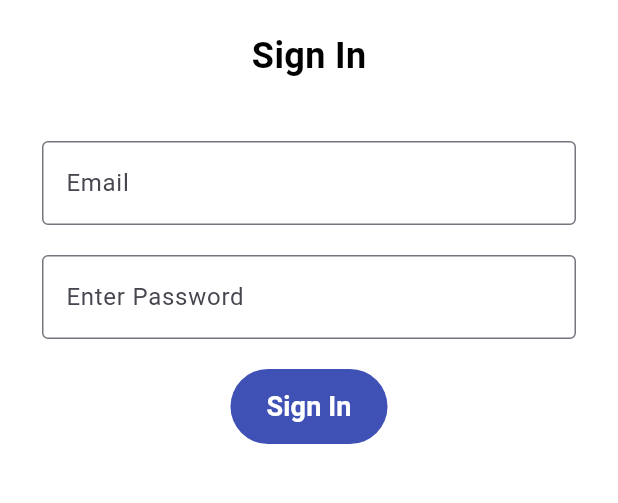
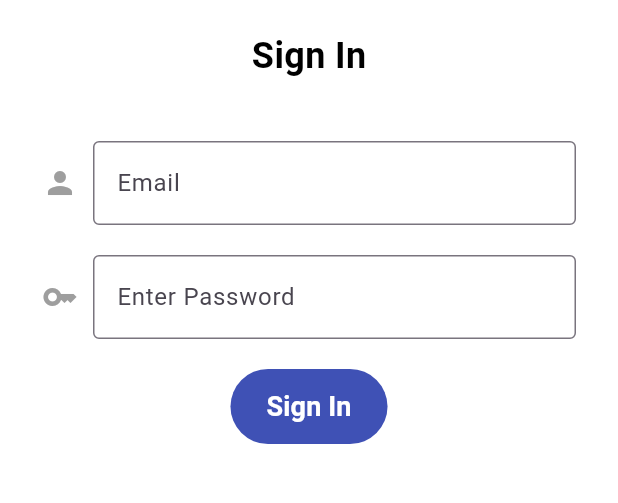
Before and after one commit to SupriaSubburaj/lifestyle, a Flutter app: the screen it shows after launch, on a phone screen of 412 x 824 dp, the part 396-899 px from its top. Run offline on Flutter 3.47's test engine with Material 3 defaults, Android fonts, the phone set to English and light mode, and no system bars; Roboto replaces fonts that are missing (Poppins).

Commit message:
icon color change in login page aded

```diff
--- a/cipra_ai_project/lib/login.dart
+++ b/cipra_ai_project/lib/login.dart
@@ -19,6 +19,9 @@ class _LoginState extends State<Login> {
 //==== Boolean flag to track whether the login is in progress====//
   bool isLoading = false;
   String errorMessage = '';
+
+  bool isUserNameFilled = false;
+  bool isPasswordFilled = false;
   @override
   Widget build(BuildContext context) {
     return Scaffold(
@@ -68,16 +71,30 @@ class _LoginState extends State<Login> {
                       Padding(
                         padding: const EdgeInsets.symmetric(horizontal: 20),
                         //===Get email input====//
+                        child: Row(
+                          children: [
+                            Icon(Icons.person,color: isUserNameFilled ? Colors.black : Colors.grey,),
+                            const SizedBox(width: 10,),
+                            Expanded(
                               child: TextFormField(
                                 controller: usernameController,
+                                onChanged: (value){
+                                  setState(() {
+                                    isUserNameFilled = value.isNotEmpty;
+                                  });
+                                },
                                 decoration: const InputDecoration(
                                     border: OutlineInputBorder(), labelText: 'Email'),
                                 validator: (value) {
                                   if (value == null || value.isEmpty) {
                                     return 'Please enter your email';
                                   }
+
                                   return null;
                                 },
+                              ),
+                            ),
+                          ],
                         ),
                       ),
                     ],
@@ -88,9 +105,19 @@ class _LoginState extends State<Login> {
                   Padding(
                     padding: const EdgeInsets.symmetric(horizontal: 20),
                     //===Get password input====//
+                    child: Row(
+                      children: [
+                        Icon(Icons.key,color: isPasswordFilled ? Colors.black : Colors.grey,),
+                        const SizedBox(width: 10),
+                        Expanded(
                           child: TextFormField(
                             controller: passwordController,
                             obscureText: true,
+                             onChanged: (value){
+                                  setState(() {
+                                    isPasswordFilled = value.isNotEmpty;
+                                  });
+                                },
                             decoration: const InputDecoration(
                                 border: OutlineInputBorder(),
                                 labelText: 'Enter Password',
@@ -101,6 +128,9 @@ class _LoginState extends State<Login> {
                               }
                               return null;
                             },
+                          ),
+                        ),
+                      ],
                     ),
                   ),
                   //=====display error if there is any error message =====//
```
Lines whose indentation alone changed are shown as unchanged.
